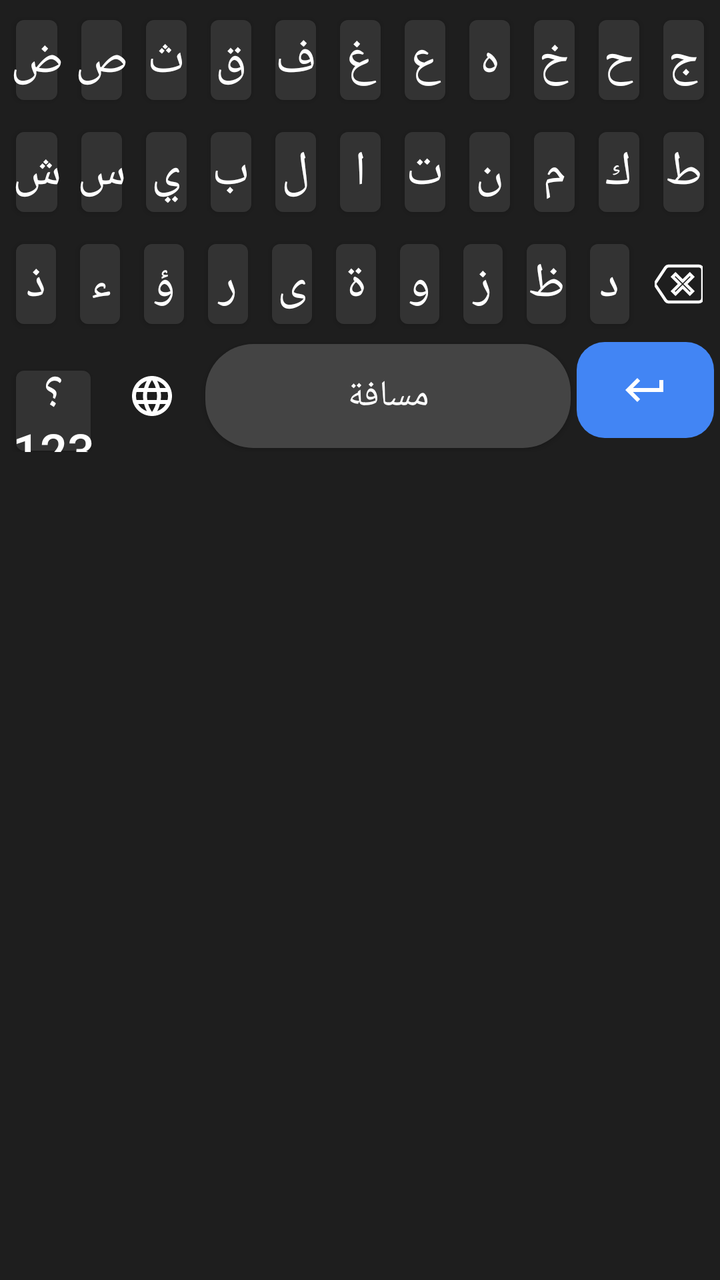
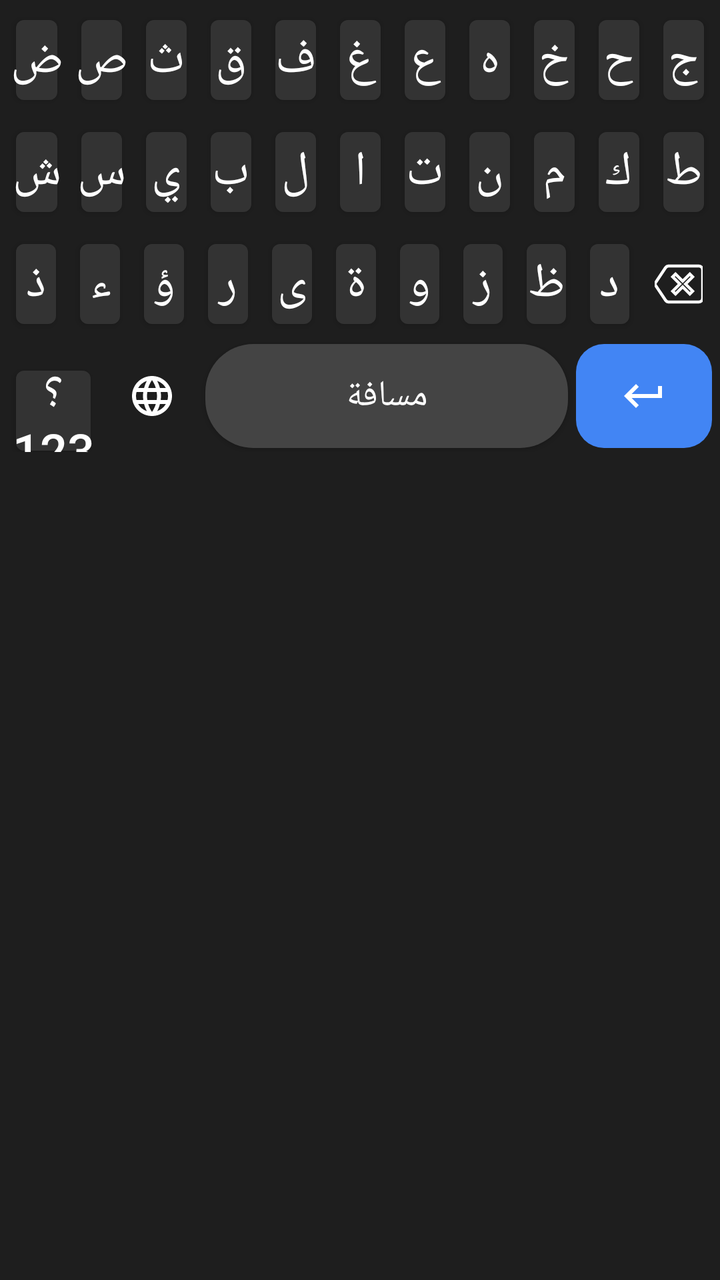

Compare the two renders of this Android layout. The source of the first and the diff that turns it into the second are given below.
<!-- AndroidManifest.xml: application theme android:Theme.DeviceDefault.Light.NoActionBar -->
<!-- res/layout/keyboard_view.xml -->
<?xml version="1.0" encoding="utf-8"?>
<LinearLayout xmlns:android="http://schemas.android.com/apk/res/android"
    android:layout_width="match_parent"
    android:layout_height="wrap_content"
    android:orientation="vertical"
    android:background="#1E1E1E"
    android:padding="2dp">

    
    <LinearLayout
        android:id="@+id/layout_arabic"
        android:layout_width="match_parent"
        android:layout_height="wrap_content"
        android:orientation="vertical"
        android:layoutDirection="rtl"
        android:visibility="visible">

        <LinearLayout android:layout_width="match_parent" android:layout_height="wrap_content" android:orientation="horizontal">
            <Button android:id="@+id/ar_ج" android:text="ج" style="@style/KeyStyle"/>
            <Button android:id="@+id/ar_ح" android:text="ح" style="@style/KeyStyle"/>
            <Button android:id="@+id/ar_خ" android:text="خ" style="@style/KeyStyle"/>
            <Button android:id="@+id/ar_ه" android:text="ه" style="@style/KeyStyle"/>
            <Button android:id="@+id/ar_ع" android:text="ع" style="@style/KeyStyle"/>
            <Button android:id="@+id/ar_غ" android:text="غ" style="@style/KeyStyle"/>
            <Button android:id="@+id/ar_ف" android:text="ف" style="@style/KeyStyle"/>
            <Button android:id="@+id/ar_ق" android:text="ق" style="@style/KeyStyle"/>
            <Button android:id="@+id/ar_ث" android:text="ث" style="@style/KeyStyle"/>
            <Button android:id="@+id/ar_ص" android:text="ص" style="@style/KeyStyle"/>
            <Button android:id="@+id/ar_ض" android:text="ض" style="@style/KeyStyle"/>
        </LinearLayout>

        <LinearLayout android:layout_width="match_parent" android:layout_height="wrap_content" android:orientation="horizontal">
            <Button android:id="@+id/ar_ط" android:text="ط" style="@style/KeyStyle"/>
            <Button android:id="@+id/ar_ك" android:text="ك" style="@style/KeyStyle"/>
            <Button android:id="@+id/ar_م" android:text="م" style="@style/KeyStyle"/>
            <Button android:id="@+id/ar_ن" android:text="ن" style="@style/KeyStyle"/>
            <Button android:id="@+id/ar_ت" android:text="ت" style="@style/KeyStyle"/>
            <Button android:id="@+id/ar_ا" android:text="ا" style="@style/KeyStyle"/>
            <Button android:id="@+id/ar_ل" android:text="ل" style="@style/KeyStyle"/>
            <Button android:id="@+id/ar_ب" android:text="ب" style="@style/KeyStyle"/>
            <Button android:id="@+id/ar_ي" android:text="ي" style="@style/KeyStyle"/>
            <Button android:id="@+id/ar_س" android:text="س" style="@style/KeyStyle"/>
            <Button android:id="@+id/ar_ش" android:text="ش" style="@style/KeyStyle"/>
        </LinearLayout>

        <LinearLayout android:layout_width="match_parent" android:layout_height="wrap_content" android:orientation="horizontal">
            <ImageButton android:id="@+id/btn_del_ar" style="@style/KeyStyleIcon" android:src="@drawable/ic_backspace" android:layout_weight="1.2"/>
            <Button android:id="@+id/ar_د" android:text="د" style="@style/KeyStyle"/>
            <Button android:id="@+id/ar_ظ" android:text="ظ" style="@style/KeyStyle"/>
            <Button android:id="@+id/ar_ز" android:text="ز" style="@style/KeyStyle"/>
            <Button android:id="@+id/ar_و" android:text="و" style="@style/KeyStyle"/>
            <Button android:id="@+id/ar_ة" android:text="ة" style="@style/KeyStyle"/>
            <Button android:id="@+id/ar_ى" android:text="ى" style="@style/KeyStyle"/>
            <Button android:id="@+id/ar_ر" android:text="ر" style="@style/KeyStyle"/>
            <Button android:id="@+id/ar_ؤ" android:text="ؤ" style="@style/KeyStyle"/>
            <Button android:id="@+id/ar_ء" android:text="ء" style="@style/KeyStyle"/>
            <Button android:id="@+id/ar_ذ" android:text="ذ" style="@style/KeyStyle"/>
        </LinearLayout>

        
        <LinearLayout android:layout_width="match_parent" android:layout_height="wrap_content" android:orientation="horizontal" android:layoutDirection="ltr">
            <Button android:id="@+id/btn_123_ar" android:text="؟123" style="@style/KeyStyle"/>
            <ImageButton android:id="@+id/btn_lang_to_en" style="@style/KeyStyleIcon" android:src="@drawable/ic_globe" android:tint="#FFFFFF"/>
            <Button android:id="@+id/btn_space_ar" android:text="مسافة" style="@style/KeyStyleSpace" android:layout_weight="4"/>
            <ImageButton android:id="@+id/btn_enter_ar" android:src="@drawable/ic_enter" android:background="@drawable/bg_enter" android:layout_width="0dp" android:layout_height="48dp" android:layout_weight="1.5" android:layout_margin="1dp" android:scaleType="centerInside"/>
        </LinearLayout>
    </LinearLayout>

    
    <LinearLayout
        android:id="@+id/layout_english"
        android:layout_width="match_parent"
        android:layout_height="wrap_content"
        android:orientation="vertical"
        android:layoutDirection="ltr"
        android:visibility="gone">

        <LinearLayout android:layout_width="match_parent" android:layout_height="wrap_content" android:orientation="horizontal">
            <Button android:id="@+id/en_q" android:text="q" style="@style/KeyStyle"/>
            <Button android:id="@+id/en_w" android:text="w" style="@style/KeyStyle"/>
            <Button android:id="@+id/en_e" android:text="e" style="@style/KeyStyle"/>
            <Button android:id="@+id/en_r" android:text="r" style="@style/KeyStyle"/>
            <Button android:id="@+id/en_t" android:text="t" style="@style/KeyStyle"/>
            <Button android:id="@+id/en_y" android:text="y" style="@style/KeyStyle"/>
            <Button android:id="@+id/en_u" android:text="u" style="@style/KeyStyle"/>
            <Button android:id="@+id/en_i" android:text="i" style="@style/KeyStyle"/>
            <Button android:id="@+id/en_o" android:text="o" style="@style/KeyStyle"/>
            <Button android:id="@+id/en_p" android:text="p" style="@style/KeyStyle"/>
        </LinearLayout>

        <LinearLayout android:layout_width="match_parent" android:layout_height="wrap_content" android:orientation="horizontal">
            <Button android:id="@+id/en_a" android:text="a" style="@style/KeyStyle"/>
            <Button android:id="@+id/en_s" android:text="s" style="@style/KeyStyle"/>
            <Button android:id="@+id/en_d" android:text="d" style="@style/KeyStyle"/>
            <Button android:id="@+id/en_f" android:text="f" style="@style/KeyStyle"/>
            <Button android:id="@+id/en_g" android:text="g" style="@style/KeyStyle"/>
            <Button android:id="@+id/en_h" android:text="h" style="@style/KeyStyle"/>
            <Button android:id="@+id/en_j" android:text="j" style="@style/KeyStyle"/>
            <Button android:id="@+id/en_k" android:text="k" style="@style/KeyStyle"/>
            <Button android:id="@+id/en_l" android:text="l" style="@style/KeyStyle"/>
        </LinearLayout>

        <LinearLayout android:layout_width="match_parent" android:layout_height="wrap_content" android:orientation="horizontal">
            <ImageButton android:id="@+id/en_shift" style="@style/KeyStyleIcon" android:src="@drawable/ic_shift" android:layout_weight="1.2" android:tint="#FFFFFF"/>
            <Button android:id="@+id/en_z" android:text="z" style="@style/KeyStyle"/>
            <Button android:id="@+id/en_x" android:text="x" style="@style/KeyStyle"/>
            <Button android:id="@+id/en_c" android:text="c" style="@style/KeyStyle"/>
            <Button android:id="@+id/en_v" android:text="v" style="@style/KeyStyle"/>
            <Button android:id="@+id/en_b" android:text="b" style="@style/KeyStyle"/>
            <Button android:id="@+id/en_n" android:text="n" style="@style/KeyStyle"/>
            <Button android:id="@+id/en_m" android:text="m" style="@style/KeyStyle"/>
            <ImageButton android:id="@+id/btn_del_en" style="@style/KeyStyleIcon" android:src="@drawable/ic_backspace" android:layout_weight="1.2"/>
        </LinearLayout>

        
        <LinearLayout android:layout_width="match_parent" android:layout_height="wrap_content" android:orientation="horizontal" android:layoutDirection="ltr">
            <Button android:id="@+id/btn_123_en" android:text="!#1" style="@style/KeyStyle"/>
            <ImageButton android:id="@+id/btn_lang_to_ar" style="@style/KeyStyleIcon" android:src="@drawable/ic_globe" android:tint="#FFFFFF"/>
            <Button android:id="@+id/btn_space_en" android:text="Space" style="@style/KeyStyleSpace" android:layout_weight="4"/>
            <ImageButton android:id="@+id/btn_enter_en" android:src="@drawable/ic_enter" android:background="@drawable/bg_enter" android:layout_width="0dp" android:layout_height="48dp" android:layout_weight="1.5" android:layout_margin="1dp" android:scaleType="centerInside"/>
        </LinearLayout>
    </LinearLayout>
</LinearLayout>
<!-- resources referenced by this layout -->
<resources>
  <!-- drawable bg_enter (drawable) -->
  <shape xmlns:android="http://schemas.android.com/apk/res/android">
      <solid android:color="#4285F4"/>
      <corners android:radius="14dp"/> 
  </shape>
  <!-- drawable ic_backspace (drawable) -->
  <vector xmlns:android="http://schemas.android.com/apk/res/android"
      android:width="24dp" android:height="24dp" android:viewportWidth="24" android:viewportHeight="24">
      <path android:fillColor="#00000000" android:strokeColor="#FFFFFF" android:strokeWidth="1.5"
          android:pathData="M22,3 H7 C6.31,3 5.77,3.35 5.41,3.88 L0,12 l5.41,8.11 C5.77,20.64 6.31,21 7,21 h15 c1.1,0 2,-0.9 2,-2 V5 C24,3.9 23.1,3 22,3 z" />
      <path android:fillColor="#00000000" android:strokeColor="#FFFFFF" android:strokeWidth="1.5"
          android:pathData="M19,15.59 L17.59,17 L14,13.41 L10.41,17 L9,15.59 L12.59,12 L9,8.41 L10.41,7 L14,10.59 L17.59,7 L19,8.41 L15.41,12 Z" />
  </vector>
  <!-- drawable ic_enter (drawable) -->
  <vector xmlns:android="http://schemas.android.com/apk/res/android"
      android:width="24dp" android:height="24dp" android:viewportWidth="24" android:viewportHeight="24">
      <path android:fillColor="#FFFFFF" android:pathData="M19,7v4H5.83l3.58,-3.59L8,6l-6,6 6,6 1.41,-1.41L5.83,13H21V7z"/>
  </vector>
  <!-- drawable ic_shift (drawable) -->
  <vector xmlns:android="http://schemas.android.com/apk/res/android"
      android:width="24dp" android:height="24dp" android:viewportWidth="24" android:viewportHeight="24">
      <path android:fillColor="#00000000" android:strokeColor="#FFFFFF" android:strokeWidth="1.5"
          android:pathData="M12,4 L4,12 h4 v6 h8 v-6 h4 Z" />
  </vector>
  <style name="KeyStyle">
          <item name="android:layout_width">0dp</item>
          <item name="android:layout_height">52dp</item>
          <item name="android:layout_weight">1</item>
          <item name="android:layout_margin">2dp</item> 
          <item name="android:textSize">24sp</item> 
          <item name="android:textColor">#FFFFFF</item>
          <item name="android:backgroundTint">#333333</item>
          <item name="android:insetTop">0dp</item>
          <item name="android:insetBottom">0dp</item>
          <item name="android:padding">0dp</item>
      </style>
  <style name="KeyStyleIcon">
          <item name="android:layout_width">0dp</item>
          <item name="android:layout_height">52dp</item>
          <item name="android:layout_weight">1</item>
          <item name="android:layout_margin">2dp</item>
          <item name="android:background">?android:attr/selectableItemBackgroundBorderless</item>
          <item name="android:scaleType">centerInside</item>
      </style>
  <style name="KeyStyleSpace">
          <item name="android:layout_width">0dp</item>
          <item name="android:layout_height">52dp</item>
          <item name="android:layout_margin">2dp</item>
          <item name="android:textSize">18sp</item>
          <item name="android:textColor">#FFFFFF</item>
          <item name="android:background">@drawable/bg_space</item>
          <item name="android:insetTop">0dp</item>
          <item name="android:insetBottom">0dp</item>
      </style>
  <!-- drawable bg_space (drawable) -->
  <shape xmlns:android="http://schemas.android.com/apk/res/android">
      <solid android:color="#444444"/>
      <corners android:radius="24dp"/>
  </shape>
  <!-- unchanged entries left out for length: 1 -->
</resources>

<!-- the commit's change to res/layout/keyboard_view.xml (unified diff, before → after) -->
@@ -57,12 +57,12 @@
             <Button android:id="@+id/ar_ذ" android:text="ذ" style="@style/KeyStyle"/>
         </LinearLayout>
 
-        
         <LinearLayout android:layout_width="match_parent" android:layout_height="wrap_content" android:orientation="horizontal" android:layoutDirection="ltr">
             <Button android:id="@+id/btn_123_ar" android:text="؟123" style="@style/KeyStyle"/>
             <ImageButton android:id="@+id/btn_lang_to_en" style="@style/KeyStyleIcon" android:src="@drawable/ic_globe" android:tint="#FFFFFF"/>
             <Button android:id="@+id/btn_space_ar" android:text="مسافة" style="@style/KeyStyleSpace" android:layout_weight="4"/>
-            <ImageButton android:id="@+id/btn_enter_ar" android:src="@drawable/ic_enter" android:background="@drawable/bg_enter" android:layout_width="0dp" android:layout_height="48dp" android:layout_weight="1.5" android:layout_margin="1dp" android:scaleType="centerInside"/>
+            
+            <ImageButton android:id="@+id/btn_enter_ar" android:src="@drawable/ic_enter" android:background="@drawable/bg_enter" android:layout_width="0dp" android:layout_height="52dp" android:layout_weight="1.5" android:layout_margin="2dp" android:scaleType="centerInside"/>
         </LinearLayout>
     </LinearLayout>
 
@@ -112,12 +112,12 @@
             <ImageButton android:id="@+id/btn_del_en" style="@style/KeyStyleIcon" android:src="@drawable/ic_backspace" android:layout_weight="1.2"/>
         </LinearLayout>
 
-        
         <LinearLayout android:layout_width="match_parent" android:layout_height="wrap_content" android:orientation="horizontal" android:layoutDirection="ltr">
             <Button android:id="@+id/btn_123_en" android:text="!#1" style="@style/KeyStyle"/>
             <ImageButton android:id="@+id/btn_lang_to_ar" style="@style/KeyStyleIcon" android:src="@drawable/ic_globe" android:tint="#FFFFFF"/>
             <Button android:id="@+id/btn_space_en" android:text="Space" style="@style/KeyStyleSpace" android:layout_weight="4"/>
-            <ImageButton android:id="@+id/btn_enter_en" android:src="@drawable/ic_enter" android:background="@drawable/bg_enter" android:layout_width="0dp" android:layout_height="48dp" android:layout_weight="1.5" android:layout_margin="1dp" android:scaleType="centerInside"/>
+            
+            <ImageButton android:id="@+id/btn_enter_en" android:src="@drawable/ic_enter" android:background="@drawable/bg_enter" android:layout_width="0dp" android:layout_height="52dp" android:layout_weight="1.5" android:layout_margin="2dp" android:scaleType="centerInside"/>
         </LinearLayout>
     </LinearLayout>
 </LinearLayout>
